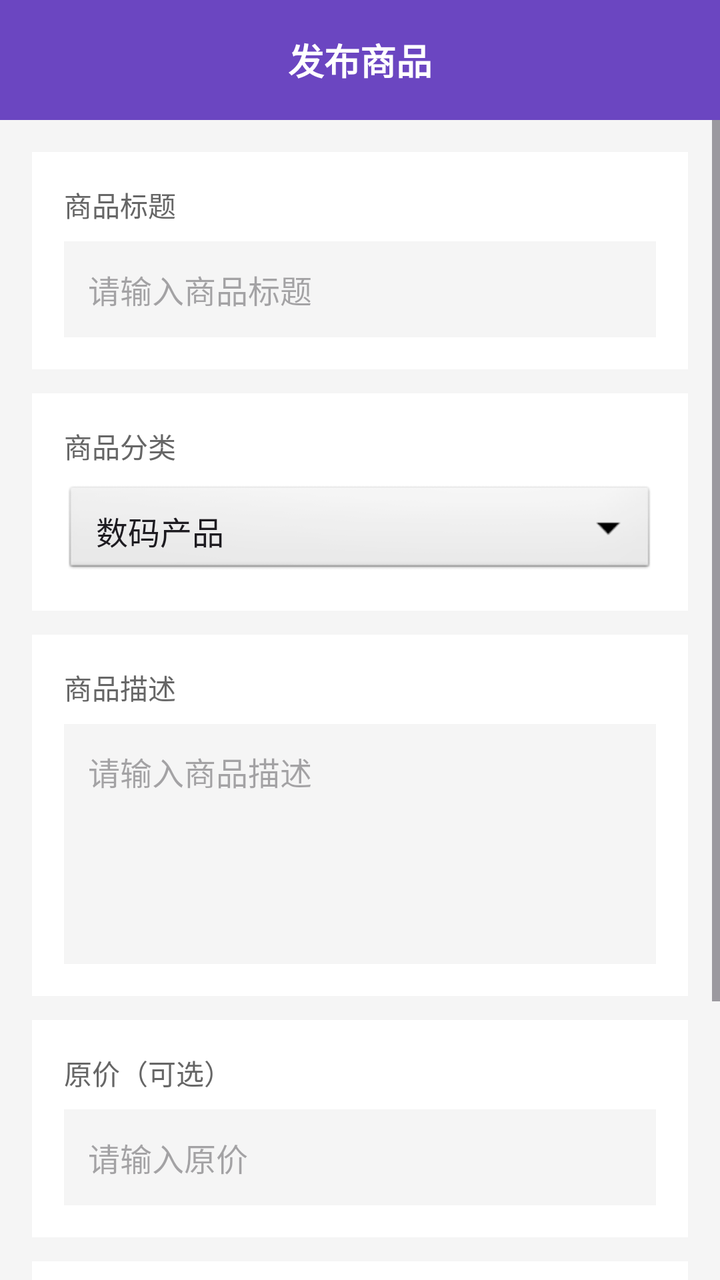
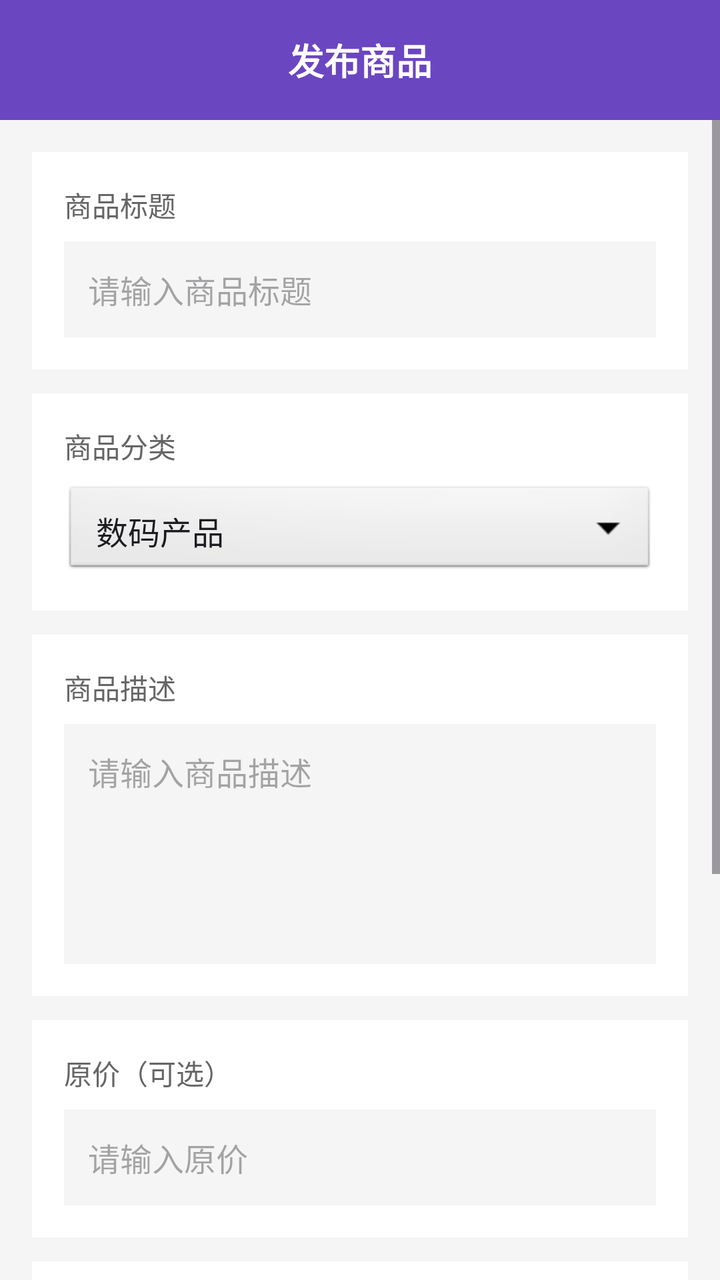

The first picture is an Android layout as it rendered before a commit; the second is the same layout after the commit. The layout source and the unified diff follow.
<!-- AndroidManifest.xml: application theme Theme.MyApplication -->
<!-- res/layout/activity_publish.xml -->
<?xml version="1.0" encoding="utf-8"?>
<LinearLayout xmlns:android="http://schemas.android.com/apk/res/android"
    android:layout_width="match_parent"
    android:layout_height="match_parent"
    android:orientation="vertical"
    android:background="#f5f5f5">

    <LinearLayout
        android:layout_width="match_parent"
        android:layout_height="60dp"
        android:background="#6b46c1"
        android:gravity="center"
        android:orientation="horizontal">

        <TextView
            android:layout_width="match_parent"
            android:layout_height="wrap_content"
            android:text="发布商品"
            android:textColor="#ffffff"
            android:textSize="18sp"
            android:textStyle="bold"
            android:gravity="center"/>
    </LinearLayout>

    <ScrollView
        android:layout_width="match_parent"
        android:layout_height="match_parent">

        <LinearLayout
            android:layout_width="match_parent"
            android:layout_height="wrap_content"
            android:orientation="vertical"
            android:padding="16dp">

            <LinearLayout
                android:layout_width="match_parent"
                android:layout_height="wrap_content"
                android:background="#ffffff"
                android:orientation="vertical"
                android:padding="16dp"
                android:layout_marginBottom="12dp">

                <TextView
                    android:layout_width="match_parent"
                    android:layout_height="wrap_content"
                    android:text="商品标题"
                    android:textSize="14sp"
                    android:textColor="#666666"
                    android:paddingBottom="8dp"/>

                <EditText
                    android:id="@+id/et_title"
                    android:layout_width="match_parent"
                    android:layout_height="48dp"
                    android:hint="请输入商品标题"
                    android:textSize="16sp"
                    android:background="#f5f5f5"
                    android:padding="12dp"/>
            </LinearLayout>

            <LinearLayout
                android:layout_width="match_parent"
                android:layout_height="wrap_content"
                android:background="#ffffff"
                android:orientation="vertical"
                android:padding="16dp"
                android:layout_marginBottom="12dp">

                <TextView
                    android:layout_width="match_parent"
                    android:layout_height="wrap_content"
                    android:text="商品分类"
                    android:textSize="14sp"
                    android:textColor="#666666"
                    android:paddingBottom="8dp"/>

                <Spinner
                    android:id="@+id/sp_category"
                    android:layout_width="match_parent"
                    android:layout_height="48dp"
                    android:entries="@array/categories"
                    android:background="@android:drawable/btn_dropdown"
                    android:padding="8dp"
                    android:focusable="true"
                    android:focusableInTouchMode="true"/>
            </LinearLayout>

            <LinearLayout
                android:layout_width="match_parent"
                android:layout_height="wrap_content"
                android:background="#ffffff"
                android:orientation="vertical"
                android:padding="16dp"
                android:layout_marginBottom="12dp">

                <TextView
                    android:layout_width="match_parent"
                    android:layout_height="wrap_content"
                    android:text="商品描述"
                    android:textSize="14sp"
                    android:textColor="#666666"
                    android:paddingBottom="8dp"/>

                <EditText
                    android:id="@+id/et_desc"
                    android:layout_width="match_parent"
                    android:layout_height="120dp"
                    android:hint="请输入商品描述"
                    android:textSize="16sp"
                    android:background="#f5f5f5"
                    android:padding="12dp"
                    android:gravity="top"/>
            </LinearLayout>

            <LinearLayout
                android:layout_width="match_parent"
                android:layout_height="wrap_content"
                android:background="#ffffff"
                android:orientation="vertical"
                android:padding="16dp"
                android:layout_marginBottom="12dp">

                <TextView
                    android:layout_width="match_parent"
                    android:layout_height="wrap_content"
                    android:text="原价（可选）"
                    android:textSize="14sp"
                    android:textColor="#666666"
                    android:paddingBottom="8dp"/>

                <EditText
                    android:id="@+id/et_original_price"
                    android:layout_width="match_parent"
                    android:layout_height="48dp"
                    android:hint="请输入原价"
                    android:textSize="16sp"
                    android:background="#f5f5f5"
                    android:padding="12dp"
                    android:inputType="numberDecimal"/>
            </LinearLayout>

            <LinearLayout
                android:layout_width="match_parent"
                android:layout_height="wrap_content"
                android:background="#ffffff"
                android:orientation="vertical"
                android:padding="16dp"
                android:layout_marginBottom="12dp">

                <TextView
                    android:layout_width="match_parent"
                    android:layout_height="wrap_content"
                    android:text="现价"
                    android:textSize="14sp"
                    android:textColor="#666666"
                    android:paddingBottom="8dp"/>

                <EditText
                    android:id="@+id/et_current_price"
                    android:layout_width="match_parent"
                    android:layout_height="48dp"
                    android:hint="请输入现价"
                    android:textSize="16sp"
                    android:background="#f5f5f5"
                    android:padding="12dp"
                    android:inputType="numberDecimal"/>
            </LinearLayout>

            <Button
                android:id="@+id/btn_publish"
                android:layout_width="match_parent"
                android:layout_height="56dp"
                android:text="发布商品"
                android:textColor="#ffffff"
                android:background="@drawable/ripple_primary"
                android:textSize="18sp"
                android:textStyle="bold"/>

        </LinearLayout>
    </ScrollView>

</LinearLayout>
<!-- resources referenced by this layout -->
<resources>
  <string-array name="categories">
          <item>数码产品</item>
          <item>图书教材</item>
          <item>生活用品</item>
          <item>运动器材</item>
          <item>服装配饰</item>
          <item>其他物品</item>
      </string-array>
  <!-- drawable ripple_primary (drawable) -->
  <?xml version="1.0" encoding="utf-8"?>
  <ripple xmlns:android="http://schemas.android.com/apk/res/android"
      android:color="#806b46c1">
      <item android:id="@android:id/mask">
          <shape android:shape="rectangle">
              <corners android:radius="8dp"/>
              <solid android:color="@android:color/white"/>
          </shape>
      </item>
      <item>
          <shape android:shape="rectangle">
              <corners android:radius="8dp"/>
              <solid android:color="#6b46c1"/>
          </shape>
      </item>
  </ripple>
  <style name="Theme.MyApplication" parent="Base.Theme.MyApplication" />
  <style name="Base.Theme.MyApplication" parent="Theme.Material3.DayNight.NoActionBar">
          
          
      </style>
</resources>

<!-- the commit's change to res/layout/activity_publish.xml (unified diff, before → after) -->
@@ -166,6 +166,41 @@
                     android:inputType="numberDecimal"/>
             </LinearLayout>
 
+            <LinearLayout
+                android:layout_width="match_parent"
+                android:layout_height="wrap_content"
+                android:background="#ffffff"
+                android:orientation="vertical"
+                android:padding="16dp"
+                android:layout_marginBottom="12dp">
+
+                <TextView
+                    android:layout_width="match_parent"
+                    android:layout_height="wrap_content"
+                    android:text="商品图片"
+                    android:textSize="14sp"
+                    android:textColor="#666666"
+                    android:paddingBottom="8dp"/>
+
+                <ImageView
+                    android:id="@+id/iv_preview"
+                    android:layout_width="match_parent"
+                    android:layout_height="200dp"
+                    android:scaleType="centerCrop"
+                    android:background="#f5f5f5"
+                    android:visibility="gone"/>
+
+                <Button
+                    android:id="@+id/btn_select_image"
+                    android:layout_width="match_parent"
+                    android:layout_height="48dp"
+                    android:text="选择图片"
+                    android:textColor="#ffffff"
+                    android:background="@drawable/ripple_indigo"
+                    android:textSize="16sp"
+                    android:layout_marginTop="8dp"/>
+            </LinearLayout>
+
             <Button
                 android:id="@+id/btn_publish"
                 android:layout_width="match_parent"
<!-- resource entries referenced after the edit -->
@@ -8,6 +8,23 @@
           <item>服装配饰</item>
           <item>其他物品</item>
       </string-array>
+  <!-- drawable ripple_indigo (drawable) -->
+  <?xml version="1.0" encoding="utf-8"?>
+  <ripple xmlns:android="http://schemas.android.com/apk/res/android"
+      android:color="#80667eea">
+      <item android:id="@android:id/mask">
+          <shape android:shape="rectangle">
+              <corners android:radius="8dp"/>
+              <solid android:color="@android:color/white"/>
+          </shape>
+      </item>
+      <item>
+          <shape android:shape="rectangle">
+              <corners android:radius="8dp"/>
+              <solid android:color="#667eea"/>
+          </shape>
+      </item>
+  </ripple>
   <!-- drawable ripple_primary (drawable) -->
   <?xml version="1.0" encoding="utf-8"?>
   <ripple xmlns:android="http://schemas.android.com/apk/res/android"
